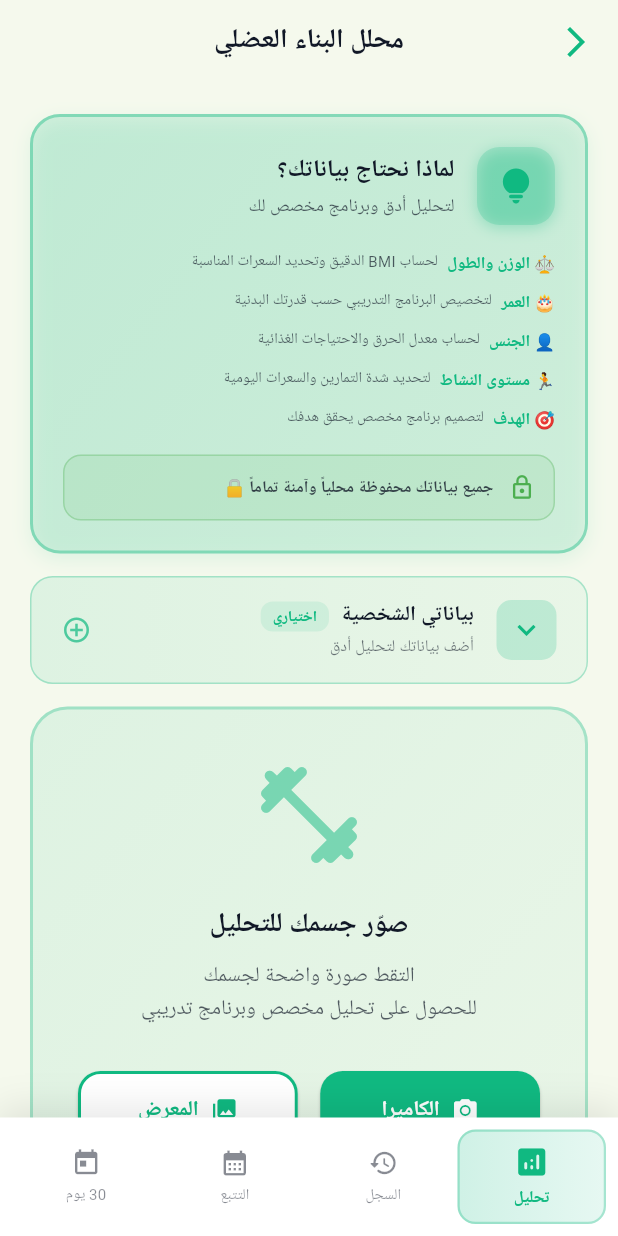
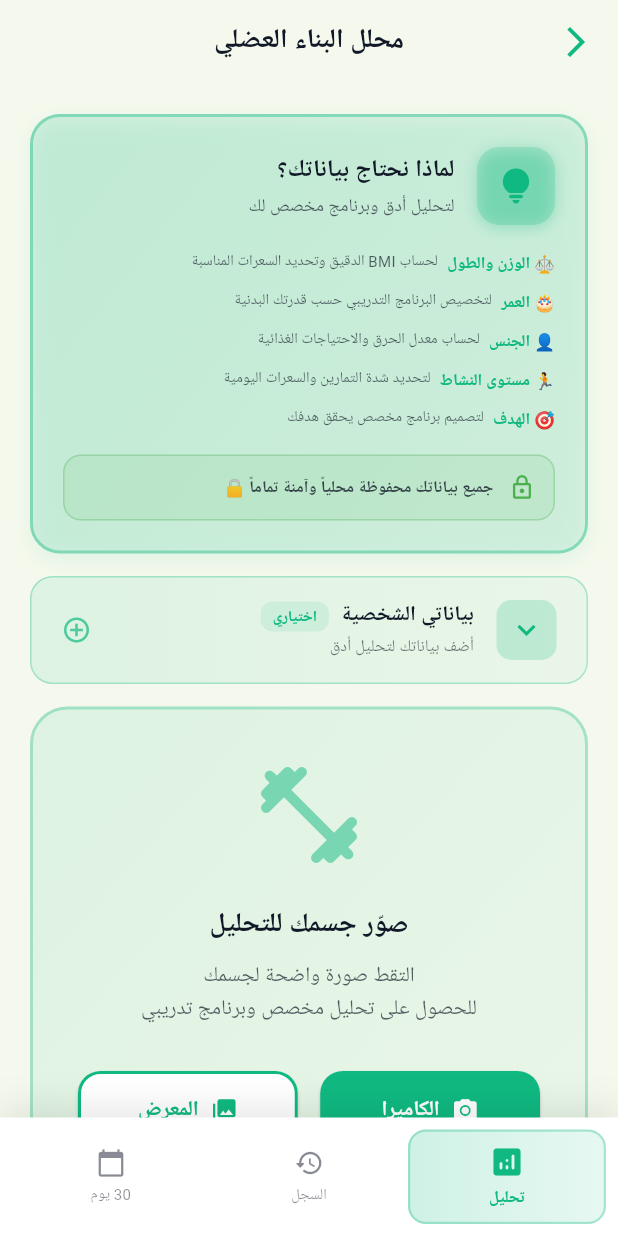
Before and after one commit to kkkrraamm/aldlma, a Flutter app: the AIFitnessAnalyzerPage screen opened directly, on a phone screen of 412 x 824 dp. Run offline on Flutter 3.47's test engine with Material 3 defaults, Android fonts, the phone set to English and light mode, and no system bars; our stand-ins replace cached_network_image, device_info_plus, firebase_core, firebase_messaging, fl_chart, flutter_local_notifications and 6 more; accounts and stored records are empty; network calls fail; Roboto replaces fonts that are missing (Cairo).

Commit message:
Major update: Multi-program support + Remove weekly tracking tab
Changes to ai_fitness_integrated_program.dart:
1. Multi-Program Support:
   - Store multiple 30-day programs
   - Each program has unique ID and name
   - TabController for switching between programs
   - Persistent storage across app restarts

2. Program Naming:
   - Dialog prompts for program name on start
   - Example: "برنامج بناء العضلات"
   - Programs saved with timestamp and name

3. Data Structure:
   - all_fitness_programs: List of all programs
   - Each program contains: id, name, startDate, progress, snapshots
   - Auto-save on every update

4. State Management:
   - SingleTickerProviderStateMixin for TabController
   - Load specific program by ID
   - Switch between programs via tabs
   - Preserve state when navigating away

Changes to ai_fitness_analyzer.dart:
1. Bottom Navigation Update:
   - Removed "التتبع" (weekly tracking) tab
   - Now 3 tabs: تحليل, السجل, 30 يوم
   - "30 يوم" moved to position 2 (was 3)

2. Navigation Logic:
   - case 2: Shows integrated program if analysis done
   - Shows placeholder if no analysis yet
   - Removed case 3 (old 30-day plan)

3. UI Improvements:
   - Cleaner 3-button layout
   - Better spacing
   - Consistent navigation

Key Features:
- ✅ Programs persist across app restarts
- ✅ Multiple programs with unique names
- ✅ Tab switching between programs
- ✅ No data loss on navigation
- ✅ Cleaner bottom nav (3 buttons)
- ✅ Integrated 30-day + weekly tracking in one page

User Flow:
1. Complete analysis
2. Click "ابدأ البرنامج المتكامل"
3. Enter program name
4. Program starts and saves
5. Navigate away → program persists
6. Return → program loads automatically
7. Create multiple programs → switch via tabs

Perfect for managing multiple fitness programs! 💪📅

```diff
--- a/lib/ai_fitness_analyzer.dart
+++ b/lib/ai_fitness_analyzer.dart
@@ -381,14 +381,31 @@ class _AIFitnessAnalyzerPageState extends State<AIFitnessAnalyzerPage> with Sing
       case 1:
         return _buildHistoryPage(theme, primaryColor, isDark);
       case 2:
-        return AIFitnessWeeklyTrackingPage();
-      case 3:
         if (_result['is_body'] == true && _result['workout_plan'] != null) {
           return AIFitnessIntegratedProgramPage(
             initialAnalysis: _result,
           );
         } else {
-          return _buildAnalysisPage(theme, primaryColor, isDark);
+          return Center(
+            child: Padding(
+              padding: const EdgeInsets.all(30),
+              child: Column(
+                mainAxisAlignment: MainAxisAlignment.center,
+                children: [
+                  Icon(Icons.calendar_today, size: 80, color: primaryColor.withOpacity(0.3)),
+                  const SizedBox(height: 20),
+                  Text(
+                    'يرجى إجراء التحليل أولاً',
+                    style: GoogleFonts.cairo(
+                      fontSize: 18,
+                      fontWeight: FontWeight.bold,
+                      color: theme.textPrimaryColor.withOpacity(0.6),
+                    ),
+                  ),
+                ],
+              ),
+            ),
+          );
         }
       default:
         return _buildAnalysisPage(theme, primaryColor, isDark);
@@ -2367,25 +2384,13 @@ class _AIFitnessAnalyzerPageState extends State<AIFitnessAnalyzerPage> with Sing
                 primaryColor: primaryColor,
               ),
               _buildNavItem(
-                icon: Icons.calendar_month,
-                label: 'التتبع',
+                icon: Icons.calendar_today,
+                label: '30 يوم',
                 isActive: _currentNavIndex == 2,
-                onTap: () {
-                  setState(() {
-                    _currentNavIndex = 2;
-                  });
-                },
-                theme: theme,
-                primaryColor: primaryColor,
-              ),
-              _buildNavItem(
-                icon: Icons.today,
-                label: '30 يوم',
-                isActive: _currentNavIndex == 3,
                 onTap: () {
                   if (_result['is_body'] == true && _result['workout_plan'] != null) {
                     setState(() {
-                      _currentNavIndex = 3;
+                      _currentNavIndex = 2;
                     });
                   } else {
                     NotificationsService.instance.toast(
```
Also changed, not shown: lib/ai_fitness_integrated_program.dart (+157 -40 lines).
